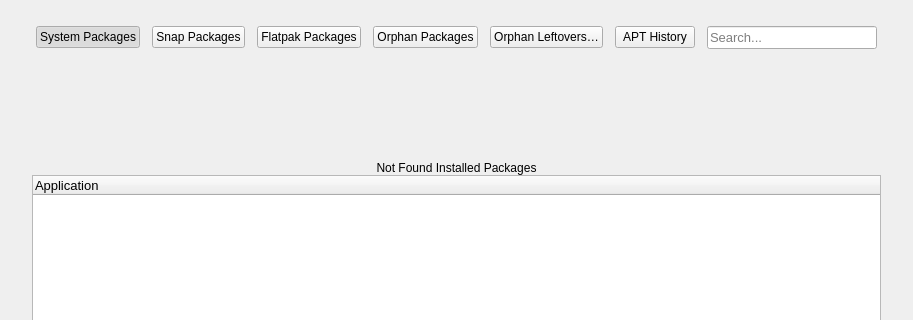
Qt form shared/nexis/Pages/Uninstaller/uninstallerpage.ui (s4solutionsllc/Nexis) before a commit; both pictures show x 0 to 913 and y 0 to 320 of the 913 by 635 pixel window.
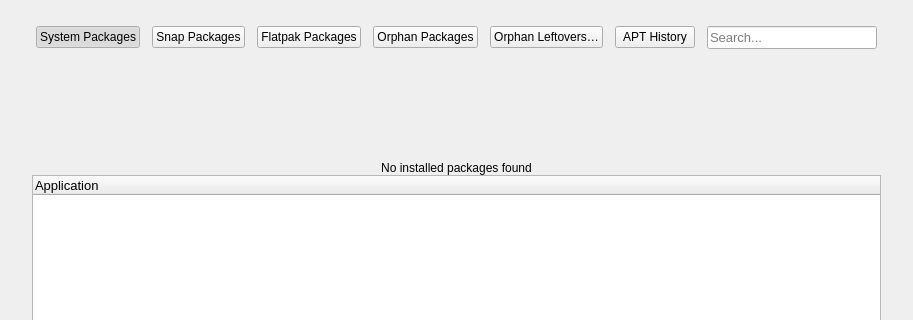
The same form after that commit.

Diff of the .ui file:
```diff
--- a/shared/nexis/Pages/Uninstaller/uninstallerpage.ui
+++ b/shared/nexis/Pages/Uninstaller/uninstallerpage.ui
@@ -140,7 +140,7 @@
              </sizepolicy>
             </property>
             <property name="text">
-             <string>Not Found Installed Packages</string>
+             <string>No installed packages found</string>
             </property>
             <property name="alignment">
              <set>Qt::AlignBottom|Qt::AlignHCenter</set>
```
Left out of the diff: 4 changed lines with no effect on the pictures.
